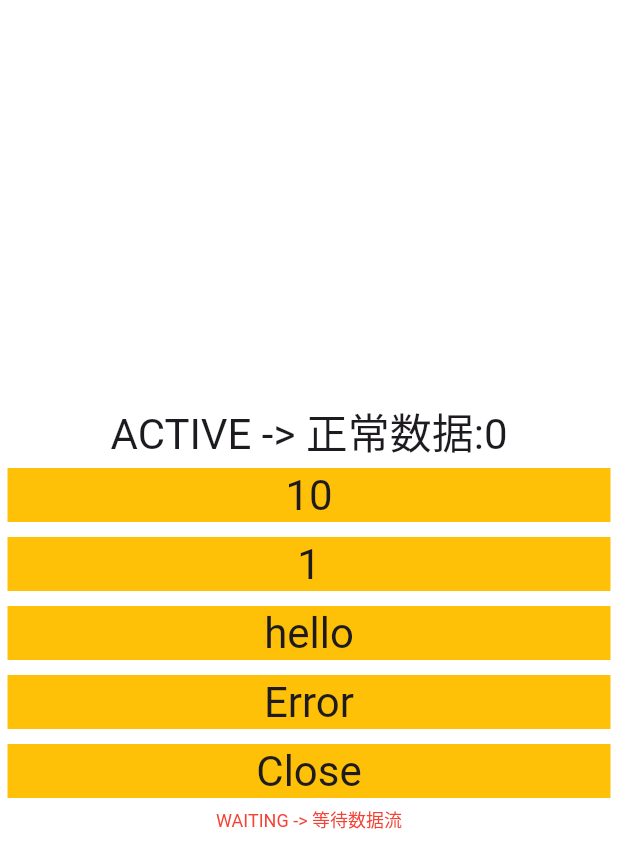
After one commit to SpringRollHHB/FlutterUiTest, a Flutter app: the StreamPage screen opened by its route, on a phone screen of 412 x 824 dp. The commit adds this screen. Shown: the top 868 px of the screen. Run offline on Flutter 3.47's test engine with Material 3 defaults, Android fonts, the phone set to English and light mode, and no system bars; our stand-ins replace auto_size_text, get.

Commit message:
stream流

```diff
--- /dev/null
+++ b/lib/layout/StreamPage.dart
@@ -0,0 +1,170 @@
+import 'dart:async';
+
+import 'package:flutter/cupertino.dart';
+import 'package:flutter/material.dart';
+
+class StreamPage extends StatefulWidget {
+  static const name = "/StreamPage";
+  const StreamPage({super.key});
+
+  @override
+  State<StreamPage> createState() => _StreamPageState();
+}
+
+class _StreamPageState extends State<StreamPage> {
+
+  final futureTask = Future.delayed(const Duration(seconds: 5)).then((v) => 42);
+  final streamTask = Stream.periodic(const Duration(seconds: 1),(v) => v);
+
+  final streamController = StreamController();
+  final streamControllerBro = StreamController.broadcast(); //广播stream流，可以有多个监听但是没有缓存
+
+  Future<int> getId() async{
+    await Future.delayed(const Duration(seconds: 5));
+    return 5;
+  }
+
+  Stream<int> getIdStream() async* {
+    await Future.delayed(const Duration(seconds: 3));
+    yield 1;
+    await Future.delayed(const Duration(seconds: 2));
+    yield 2;
+  }
+
+
+  @override
+  void initState() {
+    super.initState();
+    futureTask.then((v) => debugPrint("futureTask result : $v"));
+    // streamTask.listen((event) => debugPrint("StreamTask result : $event"));
+    streamControllerBro.stream.listen(
+      (event) => debugPrint("广播 -> $event"),
+      onDone: () => debugPrint("广播 -> done"),
+      onError: (e) => debugPrint("广播 -> error"),
+    );
+  }
+
+  @override
+  void dispose() {
+    super.dispose();
+    streamController.close();
+    streamControllerBro.close();
+  }
+
+  @override
+  Widget build(BuildContext context) {
+    return Scaffold(
+      backgroundColor: Colors.white,
+      body: DefaultTextStyle(
+        style: Theme.of(context).textTheme.headlineMedium!,
+        child: SizedBox(
+          height: double.infinity,
+          width: double.infinity,
+          child: Center(
+            child: Column(
+              mainAxisSize: MainAxisSize.min,
+              crossAxisAlignment: CrossAxisAlignment.center,
+              children: [
+                StreamBuilder(
+                  stream: streamTask,
+                  builder: (BuildContext context, AsyncSnapshot<dynamic> snapshot) {
+                    switch(snapshot.connectionState) {
+
+                      case ConnectionState.none:  //stream is null
+                        return const Text("NONE -> 没有数据流");
+                      case ConnectionState.waiting:
+                        return const Text("WAITING -> 等待数据流");
+                      case ConnectionState.active:
+                        if(snapshot.hasError) {
+                          return Text("ACTIVE -> 收到错误信息:${snapshot.error}");
+                        } else {
+                          return Text("ACTIVE -> 正常数据:${snapshot.data}");
+                        }
+                      case ConnectionState.done:
+                        return const Text("DONE -> 数据流已经关闭了");
+                    }
+                    return Container();
+                  },
+                ),
+                GestureDetector(
+                  onTap: () => streamController.sink.add(10),
+                  child: Container(
+                    color: Colors.amber,
+                    margin: const EdgeInsets.all(5),
+                    alignment: Alignment.center,
+                    child: const Text("10"),
+                  ),
+                ),
+                GestureDetector(
+                  onTap: () => streamController.sink.add(1),
+                  child: Container(
+                    color: Colors.amber,
+                    margin: const EdgeInsets.all(5),
+                    alignment: Alignment.center,
+                    child: const Text("1"),
+                  ),
+                ),
+                GestureDetector(
+                  onTap: () => streamController.sink.add("hello"),
+                  child: Container(
+                    color: Colors.amber,
+                    margin: const EdgeInsets.all(5),
+                    alignment: Alignment.center,
+                    child: const Text("hello"),
+                  ),
+                ),
+                GestureDetector(
+                  onTap: () => streamController.sink.addError("Error"),
+                  child: Container(
+                    color: Colors.amber,
+                    margin: const EdgeInsets.all(5),
+                    alignment: Alignment.center,
+                    child: const Text("Error"),
+                  ),
+                ),
+                GestureDetector(
+                  onTap: () => streamController.sink.close(),
+                  child: Container(
+                    color: Colors.amber,
+                    margin: const EdgeInsets.all(5),
+                    alignment: Alignment.center,
+                    child: const Text("Close"),
+                  ),
+                ),
+                DefaultTextStyle(
+                  style: const TextStyle(color: Colors.red,fontSize: 12),
+                  child: StreamBuilder(
+                    stream: streamController.stream.map((v) {
+                      if(v == 1) return 2;
+                      return v;
+                    }).where((v) => true).distinct(),
+                    builder: (BuildContext context, AsyncSnapshot<dynamic> snapshot) {
+                      switch(snapshot.connectionState) {
+
+                        case ConnectionState.none:  //stream is null
+                          return const Text("NONE -> 没有数据流");
+                        case ConnectionState.waiting:
+                          return const Text("WAITING -> 等待数据流");
+                        case ConnectionState.active:
+                          if(snapshot.hasError) {
+                            return Text("ACTIVE -> 收到错误信息:${snapshot.error}");
+                          } else {
+                            return Text("ACTIVE -> 正常数据:${snapshot.data}");
+                          }
+                        case ConnectionState.done:
+                          return const Text("DONE -> 数据流已经关闭了");
+                      }
+                      return Container();
+                    },
+                  ),
+                )
+              ],
+            ),
+          ),
+        ),
+      ),
+    );
+  }
+
+
+}
--- a/lib/layout/home_page_widget.dart
+++ b/lib/layout/home_page_widget.dart
@@ -2,6 +2,7 @@
 
 import 'package:flutter/cupertino.dart';
 import 'package:flutter/material.dart';
+import 'package:flutteruitest/layout/StreamPage.dart';
 import 'package:flutteruitest/layout/apus_page_widget.dart';
 import 'package:flutteruitest/layout/get_x_page.dart';
 import 'package:flutteruitest/layout/scrollable_page_widget.dart';
@@ -50,6 +51,7 @@ class _HomePageWidgetState extends State<HomePageWidget> {
     list.add(HomeItem(title: "Async-Await使用", onTap: () { Get.toNamed(AsyncWaitPage.name); }));
     list.add(HomeItem(title: "Context-问题", onTap: () { Get.toNamed(ContextTestPage.name); }));
     list.add(HomeItem(title: "FLUTTER-UDP", onTap: () { Get.toNamed(UdpPage.name); }));
+    list.add(HomeItem(title: "Stream的使用", onTap: () { Get.toNamed(StreamPage.name); }));
   }
 
   @override
--- a/lib/routers.dart
+++ b/lib/routers.dart
@@ -3,6 +3,7 @@ import 'package:flutteruitest/layout/udp_page.dart';
 import 'package:flutteruitest/test_middle_ware.dart';
 import 'package:get/get.dart';
 import 'layout/AsyncAwaitPage.dart';
+import 'layout/StreamPage.dart';
 import 'layout/channel_test_page.dart';
 import 'layout/context_page.dart';
 import 'layout/get_x_count_page.dart';
@@ -35,5 +36,6 @@ class RouterPages {
     GetPage(name: GetXRouteOne.name, page: () => const GetXRouteOne(),middlewares: [ TestMiddleWare() ]), //中间件
     GetPage(name: GetXStatusManagerOnePage.name, page: () => const GetXStatusManagerOnePage()),
     GetPage(name: UdpPage.name, page: () => const UdpPage()),
+    GetPage(name: StreamPage.name, page: () => const StreamPage()),
   ];
 }
```
